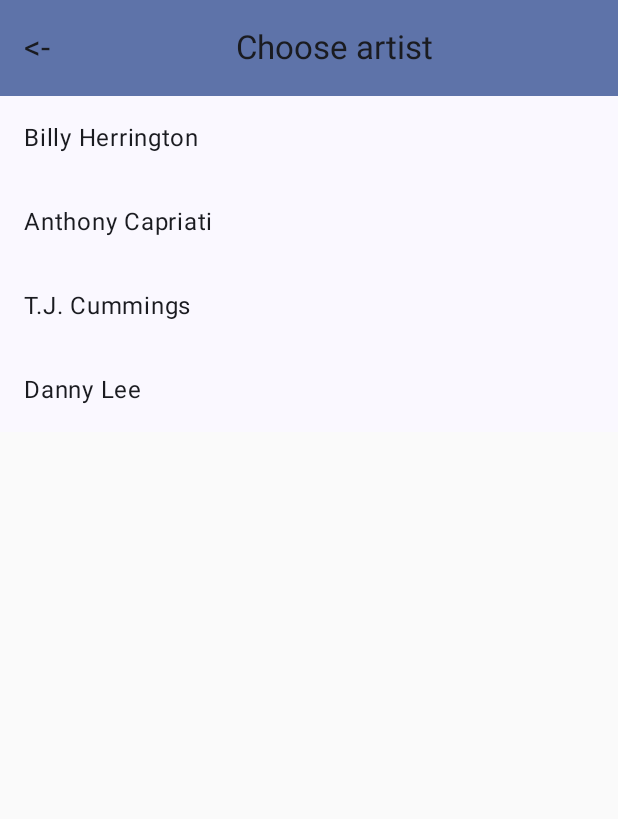
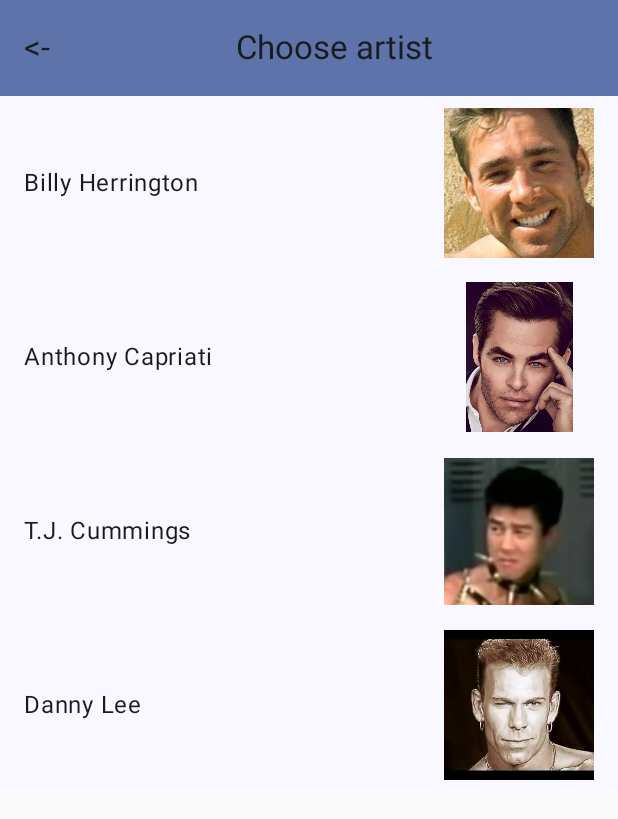
Before and after one commit to AlmazErmilov/Buy-My-Contemporary-Art-App, an Android app built with Jetpack Compose: the ArtistsScreen screen opened through its navigation route, on a phone screen of 412 x 824 dp. Shown: the top 819 px of the screen. Run offline under Robolectric (Android 15) with nearby library versions, the phone set to English and light mode, and no system bars.

Commit message:
upd icons for catigories and artists

```diff
--- a/app/build.gradle.kts
+++ b/app/build.gradle.kts
@@ -68,4 +68,5 @@ dependencies {
     androidTestImplementation("androidx.compose.ui:ui-test-junit4")
     debugImplementation("androidx.compose.ui:ui-tooling")
     debugImplementation("androidx.compose.ui:ui-test-manifest")
+    implementation("androidx.compose.material:material-icons-extended:1.6.5")
 }
--- a/app/src/main/java/com/example/buy_my_contemporary_art_app/MainActivity.kt
+++ b/app/src/main/java/com/example/buy_my_contemporary_art_app/MainActivity.kt
@@ -9,6 +9,7 @@ import androidx.activity.ComponentActivity
 import androidx.activity.compose.setContent
 import androidx.activity.viewModels
 import androidx.annotation.DrawableRes
+import androidx.compose.foundation.Image
 
 import androidx.compose.foundation.background
 import androidx.compose.foundation.clickable
@@ -19,6 +20,11 @@ import androidx.compose.foundation.lazy.LazyColumn
 import androidx.compose.foundation.rememberScrollState
 import androidx.compose.foundation.verticalScroll
 
+import androidx.compose.material.icons.Icons
+import androidx.compose.material.icons.filled.Pets
+import androidx.compose.material.icons.filled.SportsSoccer
+import androidx.compose.material.icons.filled.Fastfood
+import androidx.compose.material.icons.filled.BlurOn
 import androidx.compose.material3.*
 import androidx.compose.material3.MaterialTheme
 import androidx.compose.material3.RadioButton
@@ -36,6 +42,7 @@ import androidx.compose.ui.tooling.preview.Preview
 import androidx.compose.ui.unit.dp
 import androidx.lifecycle.ViewModel
 import androidx.compose.foundation.lazy.items
+import androidx.compose.ui.res.painterResource
 import androidx.compose.ui.text.style.TextAlign
 
 
@@ -160,9 +167,16 @@ fun ArtistsScreen(viewModel: ShoppingCartViewModel, navController: NavController
         LazyColumn {
             items(artists) { artist ->
                 ListItem(
+                    trailingContent = {
+                        Image(
+                            painter = painterResource(id = artist.imageResId),
+                            contentDescription = "${artist.name}'s picture",
+                            modifier = Modifier.size(100.dp) // Adjust the size as needed
+                        )
+                    },
                     headlineContent = { Text(artist.name) },
                     modifier = Modifier.clickable {
-                        // Here you can handle the artist selection, e.g., navigate to a detail screen or show artist's images
+                        // Here you can handle the artist selection
                     }
                 )
             }
@@ -197,7 +211,16 @@ fun CategoriesScreen(viewModel: ShoppingCartViewModel, navController: NavControl
 
         LazyColumn {
             items(categories) { category ->
+                val icon = when (category) {
+                    Category.ANIMALS -> Icons.Filled.Pets
+                    Category.SPORTS -> Icons.Filled.SportsSoccer
+                    Category.FOOD -> Icons.Filled.Fastfood
+                    Category.ABSTRACT -> Icons.Filled.BlurOn
+                }
                 ListItem(
+                    trailingContent = {
+                        Icon(icon, contentDescription = category.name)
+                    },
                     headlineContent = { Text(category.name) },
                     modifier = Modifier.clickable {
                         // Here you can handle the category selection
@@ -407,13 +430,17 @@ data class Photo(
 )
 enum class Category { ANIMALS, SPORTS, FOOD, ABSTRACT }
 
-data class Artist( val id: Long, val name: String )
+data class Artist(
+    val id: Long,
+    val name: String,
+    @DrawableRes val imageResId: Int
+)
 class DataSourceArtist(context: Context){
     val artists = listOf(
-        Artist(0, context.getString(R.string.billy)),
-        Artist(1, context.getString(R.string.anthony)),
-        Artist(2, context.getString(R.string.tj)),
-        Artist(3, context.getString(R.string.danny)),
+        Artist(0, context.getString(R.string.billy), R.drawable.billyherr),
+        Artist(1, context.getString(R.string.anthony), R.drawable.anton),
+        Artist(2, context.getString(R.string.tj), R.drawable.cummings),
+        Artist(3, context.getString(R.string.danny), R.drawable.danny),
     )
 }
 
```
Also changed, not shown: app/src/main/res/drawable/anton.jpg (added), app/src/main/res/drawable/billyherr.jpg (added), app/src/main/res/drawable/cummings.jpg (added), app/src/main/res/drawable/danny.jpg (added).
